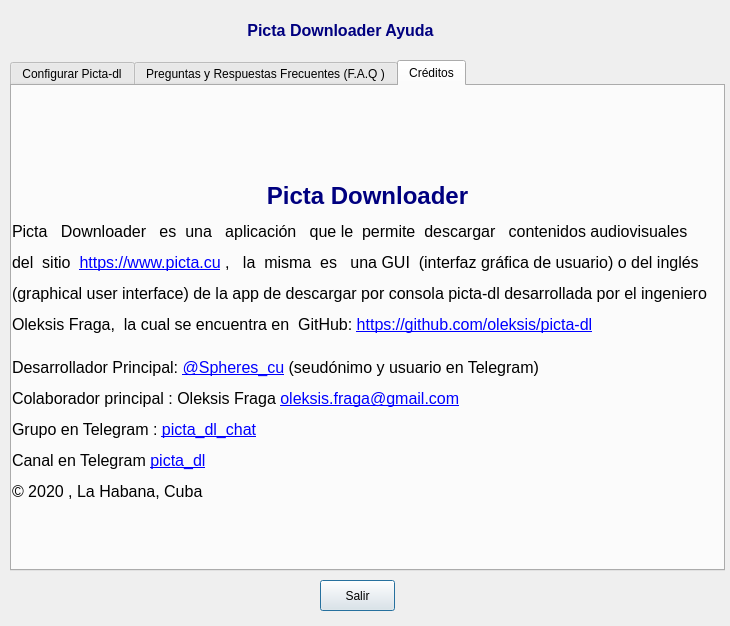
Above: information.ui from oleksis/picta-dl-gui before the change. Below: the same form after it.
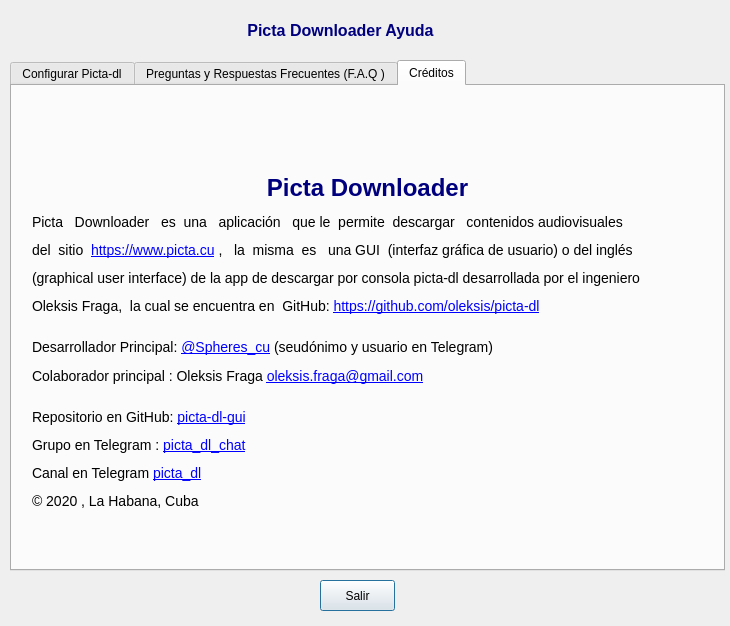
That is the form after the change. The open tabs and pages were chosen to show the change. Icons and pictures are not drawn.

```diff
--- a/information.ui
+++ b/information.ui
@@ -189,16 +189,17 @@
 &lt;html&gt;&lt;head&gt;&lt;meta name=&quot;qrichtext&quot; content=&quot;1&quot; /&gt;&lt;style type=&quot;text/css&quot;&gt;
 p, li { white-space: pre-wrap; }
 &lt;/style&gt;&lt;/head&gt;&lt;body style=&quot; font-family:'MS Shell Dlg 2'; font-size:8pt; font-weight:400; font-style:normal;&quot;&gt;
-&lt;p align=&quot;center&quot; style=&quot; margin-top:12px; margin-bottom:12px; margin-left:0px; margin-right:0px; -qt-block-indent:0; text-indent:0px;&quot;&gt;&lt;img src=&quot;:/Logos/picta-dl-gui_logo.png&quot; /&gt;&lt;/p&gt;
+&lt;p align=&quot;center&quot; style=&quot; margin-top:2px; margin-bottom:4px; margin-left:0px; margin-right:0px; -qt-block-indent:0; text-indent:0px;&quot;&gt;&lt;img src=&quot;:/Logos/picta-dl-gui_logo.png&quot; width=&quot;64&quot; height=&quot;64&quot; /&gt;&lt;/p&gt;
 &lt;p align=&quot;center&quot; style=&quot; margin-top:12px; margin-bottom:12px; margin-left:0px; margin-right:0px; -qt-block-indent:0; text-indent:0px;&quot;&gt;&lt;span style=&quot; font-family:'Arial'; font-size:18pt; font-weight:600; color:#00007f;&quot;&gt;Picta Downloader&lt;/span&gt;&lt;/p&gt;
-&lt;p style=&quot; margin-top:12px; margin-bottom:12px; margin-left:0px; margin-right:0px; -qt-block-indent:0; text-indent:0px;&quot;&gt;&lt;span style=&quot; font-family:'Arial'; font-size:12.25pt;&quot;&gt;Picta   Downloader   es  una   aplicación   que le  permite  descargar   contenidos audiovisuales  &lt;/span&gt;&lt;/p&gt;
-&lt;p style=&quot; margin-top:12px; margin-bottom:12px; margin-left:0px; margin-right:0px; -qt-block-indent:0; text-indent:0px;&quot;&gt;&lt;span style=&quot; font-family:'Arial'; font-size:12.25pt;&quot;&gt;del  sitio  &lt;/span&gt;&lt;a href=&quot;https://www.picta.cu&quot;&gt;&lt;span style=&quot; font-family:'Arial'; font-size:12.25pt; text-decoration: underline; color:#0000ff;&quot;&gt;https://www.picta.cu&lt;/span&gt;&lt;/a&gt;&lt;span style=&quot; font-family:'Arial'; font-size:12.25pt;&quot;&gt; ,   la  misma  es   una GUI  (interfaz gráfica de usuario) o del inglés&lt;/span&gt;&lt;/p&gt;
-&lt;p style=&quot; margin-top:12px; margin-bottom:12px; margin-left:0px; margin-right:0px; -qt-block-indent:0; text-indent:0px;&quot;&gt;&lt;span style=&quot; font-family:'Arial'; font-size:12.25pt;&quot;&gt;(graphical user interface) de la app de descargar por consola picta-dl desarrollada por el ingeniero&lt;/span&gt;&lt;/p&gt;
-&lt;p style=&quot; margin-top:12px; margin-bottom:12px; margin-left:0px; margin-right:0px; -qt-block-indent:0; text-indent:0px;&quot;&gt;&lt;span style=&quot; font-family:'Arial'; font-size:12.25pt;&quot;&gt;Oleksis Fraga,  la cual se encuentra en  GitHub: &lt;/span&gt;&lt;a href=&quot;https://github.com/oleksis/picta-dl&quot;&gt;&lt;span style=&quot; font-family:'Arial'; font-size:12.25pt; text-decoration: underline; color:#0000ff;&quot;&gt;https://github.com/oleksis/picta-dl&lt;/span&gt;&lt;/a&gt;&lt;span style=&quot; font-family:'Arial'; font-size:12.25pt;&quot;&gt; &lt;/span&gt;&lt;span style=&quot; font-family:'Arial'; font-size:8.25pt;&quot;&gt;&lt;br /&gt;&lt;/span&gt;&lt;/p&gt;
-&lt;p style=&quot; margin-top:12px; margin-bottom:12px; margin-left:0px; margin-right:0px; -qt-block-indent:0; text-indent:0px;&quot;&gt;&lt;span style=&quot; font-family:'Arial'; font-size:12.25pt;&quot;&gt;Desarrollador Principal: &lt;/span&gt;&lt;a href=&quot;https://t.me/Spheres_cu&quot;&gt;&lt;span style=&quot; font-family:'Arial'; font-size:12.25pt; text-decoration: underline; color:#0000ff;&quot;&gt;@Spheres_cu&lt;/span&gt;&lt;/a&gt;&lt;span style=&quot; font-family:'Arial'; font-size:12.25pt;&quot;&gt; (seudónimo y usuario en Telegram)&lt;/span&gt;&lt;span style=&quot; font-family:'Arial'; font-size:8.25pt;&quot;&gt;&lt;br /&gt;&lt;br /&gt;&lt;/span&gt;&lt;span style=&quot; font-family:'Arial'; font-size:12.25pt;&quot;&gt;Colaborador principal : Oleksis Fraga &lt;/span&gt;&lt;a href=&quot;mailto:oleksis.fraga@gmail.com&quot;&gt;&lt;span style=&quot; font-family:'Arial'; font-size:12.25pt; text-decoration: underline; color:#0000ff;&quot;&gt;oleksis.fraga@gmail.com&lt;/span&gt;&lt;/a&gt;&lt;/p&gt;
-&lt;p style=&quot; margin-top:12px; margin-bottom:12px; margin-left:0px; margin-right:0px; -qt-block-indent:0; text-indent:0px;&quot;&gt;&lt;span style=&quot; font-family:'Arial'; font-size:12.25pt;&quot;&gt;Grupo en Telegram : &lt;/span&gt;&lt;a href=&quot;https://t.me/picta_dl_chat&quot;&gt;&lt;span style=&quot; font-family:'Arial'; font-size:12.25pt; text-decoration: underline; color:#0000ff;&quot;&gt;picta_dl_chat&lt;/span&gt;&lt;/a&gt;&lt;span style=&quot; font-family:'Arial'; font-size:12.25pt;&quot;&gt;  &lt;/span&gt;&lt;/p&gt;
-&lt;p style=&quot; margin-top:12px; margin-bottom:12px; margin-left:0px; margin-right:0px; -qt-block-indent:0; text-indent:0px;&quot;&gt;&lt;span style=&quot; font-family:'Arial'; font-size:12.25pt;&quot;&gt;Canal en Telegram &lt;/span&gt;&lt;a href=&quot;https://t.me/picta_dl&quot;&gt;&lt;span style=&quot; font-family:'Arial'; font-size:12.25pt; text-decoration: underline; color:#0000ff;&quot;&gt;picta_dl&lt;/span&gt;&lt;/a&gt;&lt;/p&gt;
-&lt;p style=&quot; margin-top:12px; margin-bottom:12px; margin-left:0px; margin-right:0px; -qt-block-indent:0; text-indent:0px;&quot;&gt;&lt;span style=&quot; font-family:'Arial'; font-size:12.25pt;&quot;&gt;© 2020 , La Habana, Cuba&lt;/span&gt;&lt;/p&gt;&lt;/body&gt;&lt;/html&gt;</string>
+&lt;p style=&quot; margin-top:6px; margin-bottom:6px; margin-left:20px; margin-right:0px; -qt-block-indent:0; text-indent:0px;&quot;&gt;&lt;span style=&quot; font-family:'Arial'; font-size:10.25pt;&quot;&gt;Picta   Downloader   es  una   aplicación   que le  permite  descargar   contenidos audiovisuales  &lt;/span&gt;&lt;/p&gt;
+&lt;p style=&quot; margin-top:12px; margin-bottom:12px; margin-left:20px; margin-right:0px; -qt-block-indent:0; text-indent:0px;&quot;&gt;&lt;span style=&quot; font-family:'Arial'; font-size:10.25pt;&quot;&gt;del  sitio  &lt;/span&gt;&lt;a href=&quot;https://www.picta.cu&quot;&gt;&lt;span style=&quot; font-family:'Arial'; font-size:10.25pt; text-decoration: underline; color:#0000ff;&quot;&gt;https://www.picta.cu&lt;/span&gt;&lt;/a&gt;&lt;span style=&quot; font-family:'Arial'; font-size:10.25pt;&quot;&gt; ,   la  misma  es   una GUI  (interfaz gráfica de usuario) o del inglés&lt;/span&gt;&lt;/p&gt;
+&lt;p style=&quot; margin-top:12px; margin-bottom:12px; margin-left:20px; margin-right:0px; -qt-block-indent:0; text-indent:0px;&quot;&gt;&lt;span style=&quot; font-family:'Arial'; font-size:10.25pt;&quot;&gt;(graphical user interface) de la app de descargar por consola picta-dl desarrollada por el ingeniero&lt;/span&gt;&lt;/p&gt;
+&lt;p style=&quot; margin-top:12px; margin-bottom:12px; margin-left:20px; margin-right:0px; -qt-block-indent:0; text-indent:0px;&quot;&gt;&lt;span style=&quot; font-family:'Arial'; font-size:10.25pt;&quot;&gt;Oleksis Fraga,  la cual se encuentra en  GitHub: &lt;/span&gt;&lt;a href=&quot;https://github.com/oleksis/picta-dl&quot;&gt;&lt;span style=&quot; font-family:'Arial'; font-size:10.25pt; text-decoration: underline; color:#0000ff;&quot;&gt;https://github.com/oleksis/picta-dl&lt;/span&gt;&lt;/a&gt;&lt;span style=&quot; font-family:'Arial'; font-size:10.25pt;&quot;&gt; &lt;/span&gt;&lt;span style=&quot; font-family:'Arial'; font-size:8.25pt;&quot;&gt;&lt;br /&gt;&lt;/span&gt;&lt;/p&gt;
+&lt;p style=&quot; margin-top:12px; margin-bottom:12px; margin-left:20px; margin-right:0px; -qt-block-indent:0; text-indent:0px;&quot;&gt;&lt;span style=&quot; font-family:'Arial'; font-size:10.25pt;&quot;&gt;Desarrollador Principal: &lt;/span&gt;&lt;a href=&quot;https://t.me/Spheres_cu&quot;&gt;&lt;span style=&quot; font-family:'Arial'; font-size:10.25pt; text-decoration: underline; color:#0000ff;&quot;&gt;@Spheres_cu&lt;/span&gt;&lt;/a&gt;&lt;span style=&quot; font-family:'Arial'; font-size:10.25pt;&quot;&gt; (seudónimo y usuario en Telegram)&lt;/span&gt;&lt;span style=&quot; font-family:'Arial'; font-size:8.25pt;&quot;&gt;&lt;br /&gt;&lt;br /&gt;&lt;/span&gt;&lt;span style=&quot; font-family:'Arial'; font-size:10.25pt;&quot;&gt;Colaborador principal : Oleksis Fraga &lt;/span&gt;&lt;a href=&quot;mailto:oleksis.fraga@gmail.com&quot;&gt;&lt;span style=&quot; font-family:'Arial'; font-size:10.25pt; text-decoration: underline; color:#0000ff;&quot;&gt;oleksis.fraga@gmail.com&lt;/span&gt;&lt;/a&gt;&lt;span style=&quot; font-size:6pt;&quot;&gt;&lt;br /&gt;&lt;/span&gt;&lt;/p&gt;
+&lt;p style=&quot; margin-top:12px; margin-bottom:12px; margin-left:20px; margin-right:0px; -qt-block-indent:0; text-indent:0px;&quot;&gt;&lt;span style=&quot; font-family:'Arial'; font-size:10.25pt;&quot;&gt;Repositorio en GitHub: &lt;/span&gt;&lt;a href=&quot;https://github.com/oleksis/picta-dl-gui&quot;&gt;&lt;span style=&quot; font-family:'Arial'; font-size:10.25pt; text-decoration: underline; color:#0000ff;&quot;&gt;picta-dl-gui&lt;/span&gt;&lt;/a&gt;&lt;/p&gt;
+&lt;p style=&quot; margin-top:12px; margin-bottom:12px; margin-left:20px; margin-right:0px; -qt-block-indent:0; text-indent:0px;&quot;&gt;&lt;span style=&quot; font-family:'Arial'; font-size:10.25pt;&quot;&gt;Grupo en Telegram : &lt;/span&gt;&lt;a href=&quot;https://t.me/picta_dl_chat&quot;&gt;&lt;span style=&quot; font-family:'Arial'; font-size:10.25pt; text-decoration: underline; color:#0000ff;&quot;&gt;picta_dl_chat&lt;/span&gt;&lt;/a&gt;&lt;span style=&quot; font-family:'Arial'; font-size:10.25pt;&quot;&gt;  &lt;/span&gt;&lt;/p&gt;
+&lt;p style=&quot; margin-top:12px; margin-bottom:12px; margin-left:20px; margin-right:0px; -qt-block-indent:0; text-indent:0px;&quot;&gt;&lt;span style=&quot; font-family:'Arial'; font-size:10.25pt;&quot;&gt;Canal en Telegram &lt;/span&gt;&lt;a href=&quot;https://t.me/picta_dl&quot;&gt;&lt;span style=&quot; font-family:'Arial'; font-size:10.25pt; text-decoration: underline; color:#0000ff;&quot;&gt;picta_dl&lt;/span&gt;&lt;/a&gt;&lt;/p&gt;
+&lt;p style=&quot; margin-top:12px; margin-bottom:12px; margin-left:20px; margin-right:0px; -qt-block-indent:0; text-indent:0px;&quot;&gt;&lt;span style=&quot; font-family:'Arial'; font-size:10.25pt;&quot;&gt;© 2020 , La Habana, Cuba&lt;/span&gt;&lt;/p&gt;&lt;/body&gt;&lt;/html&gt;</string>
      </property>
      <property name="textFormat">
       <enum>Qt::RichText</enum>
```
Left out of the diff: 4 changed lines with no effect on the pictures.
